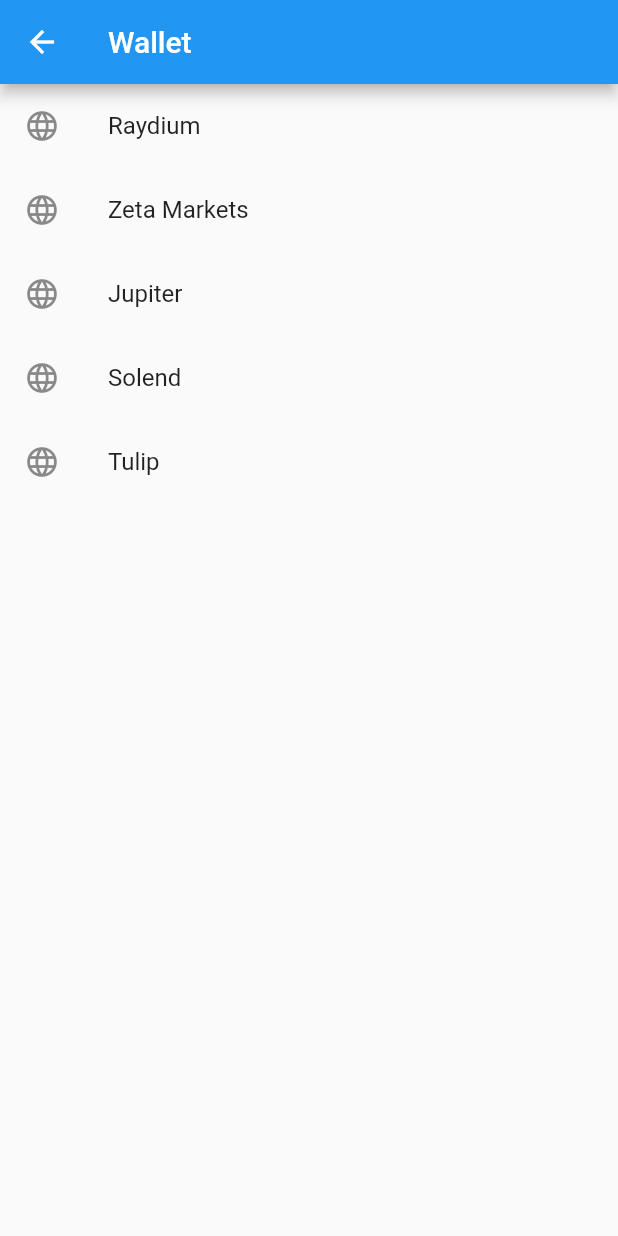
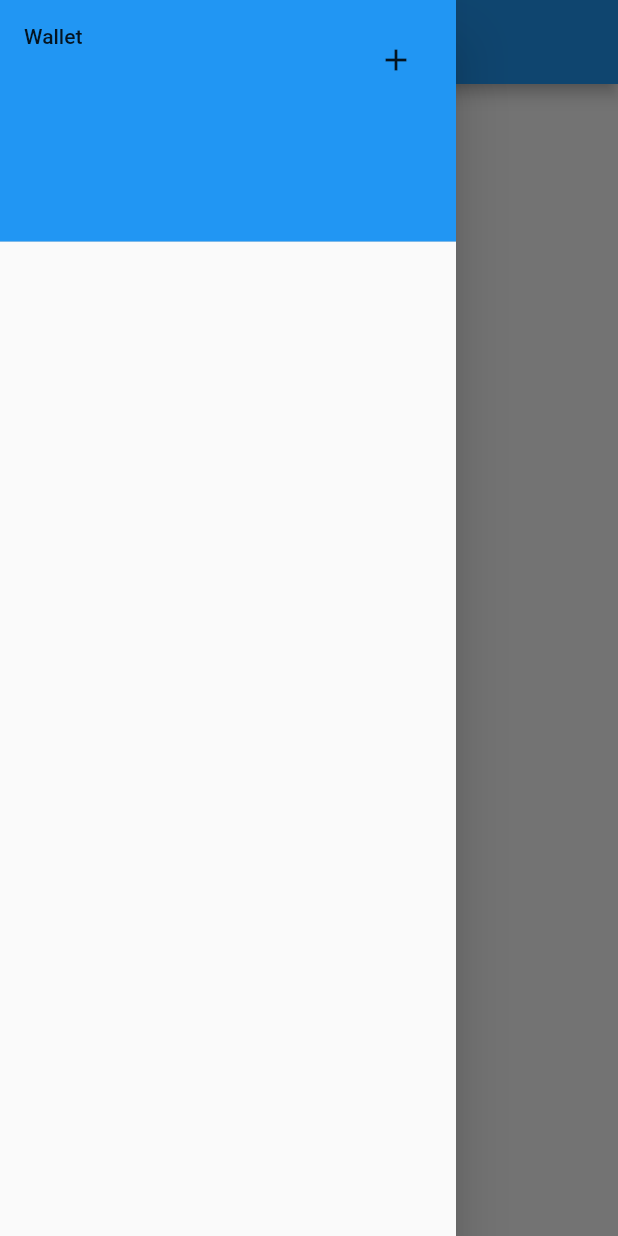
Before and after one commit to FixedLocally/wallet, a Flutter app: the HomeRoute screen opened directly, with the side drawer open (before the commit the screen has no drawer), on a phone screen of 412 x 824 dp. Run offline on Flutter 3.47's test engine with Material 2 defaults, Android fonts, the phone set to English and light mode, and no system bars; our stand-ins replace flutter_secure_storage, sqflite, webview_flutter; missing offline and left inert: bip39, solana; accounts and stored records are empty.

Commit message:
Create more wallets from seed

```diff
--- a/lib/routes/home.dart
+++ b/lib/routes/home.dart
@@ -1,4 +1,5 @@
 import 'package:flutter/material.dart';
+import '../rpc/key_manager.dart';
 import 'webview.dart';
 
 class HomeRoute extends StatefulWidget {
@@ -15,19 +16,52 @@ class _HomeRouteState extends State<HomeRoute> {
       appBar: AppBar(
         title: const Text('Wallet'),
       ),
+      drawer: Drawer(
+        child: ListView(
+          children: <Widget>[
+            DrawerHeader(
+              decoration: const BoxDecoration(
+                color: Colors.blue,
+              ),
+              child: Stack(
+                children: [
+                  const Positioned(
+                    top: 0,
+                    left: 0,
+                    child: Text('Wallet'),
+                  ),
+                  Positioned(
+                    top: 0,
+                    right: 0,
+                    child: IconButton(
+                      onPressed: () async {
+                        print("creating wallet");
+                        await KeyManager.instance.createWallet();
+                        setState(() {});
+                      },
+                      icon: const Icon(Icons.add),
+                    ),
+                  ),
+                ],
+              ),
+            ),
+            ...KeyManager.instance.wallets.map(_createWalletListTile),
+          ],
+        ),
+      ),
       body: Column(
         children: [
-          _createListTile("Raydium", "https://raydium.io/pools"),
-          _createListTile("Zeta Markets", "https://mainnet.zeta.markets/"),
-          _createListTile("Jupiter", "https://jup.ag/"),
-          _createListTile("Solend", "https://solend.fi/dashboard"),
-          _createListTile("Tulip", "https://tulip.garden/lend"),
+          _createWebsiteListTile("Raydium", "https://raydium.io/pools"),
+          _createWebsiteListTile("Zeta Markets", "https://mainnet.zeta.markets/"),
+          _createWebsiteListTile("Jupiter", "https://jup.ag/"),
+          _createWebsiteListTile("Solend", "https://solend.fi/dashboard"),
+          _createWebsiteListTile("Tulip", "https://tulip.garden/lend"),
         ],
       ),
     );
   }
 
-  Widget _createListTile(String title, String url) {
+  Widget _createWebsiteListTile(String title, String url) {
     return ListTile(
       leading: const Icon(Icons.language),
       title: Text(title),
@@ -41,4 +75,17 @@ class _HomeRouteState extends State<HomeRoute> {
       },
     );
   }
+
+  Widget _createWalletListTile(ManagedKey key) {
+    return ListTile(
+      leading: key.active ? const Icon(Icons.check) : const Icon(Icons.language),
+      visualDensity: VisualDensity.compact,
+      title: Text(key.name),
+      style: ListTileStyle.drawer,
+      subtitle: Text(key.pubKey, maxLines: 1, overflow: TextOverflow.ellipsis),
+      onTap: () async {
+        await KeyManager.instance.setActiveKey(key);
+      },
+    );
+  }
 }
```
Also changed, not shown: lib/routes/setup.dart (+5 -5 lines), lib/rpc/key_manager.dart (+63 -11 lines).
